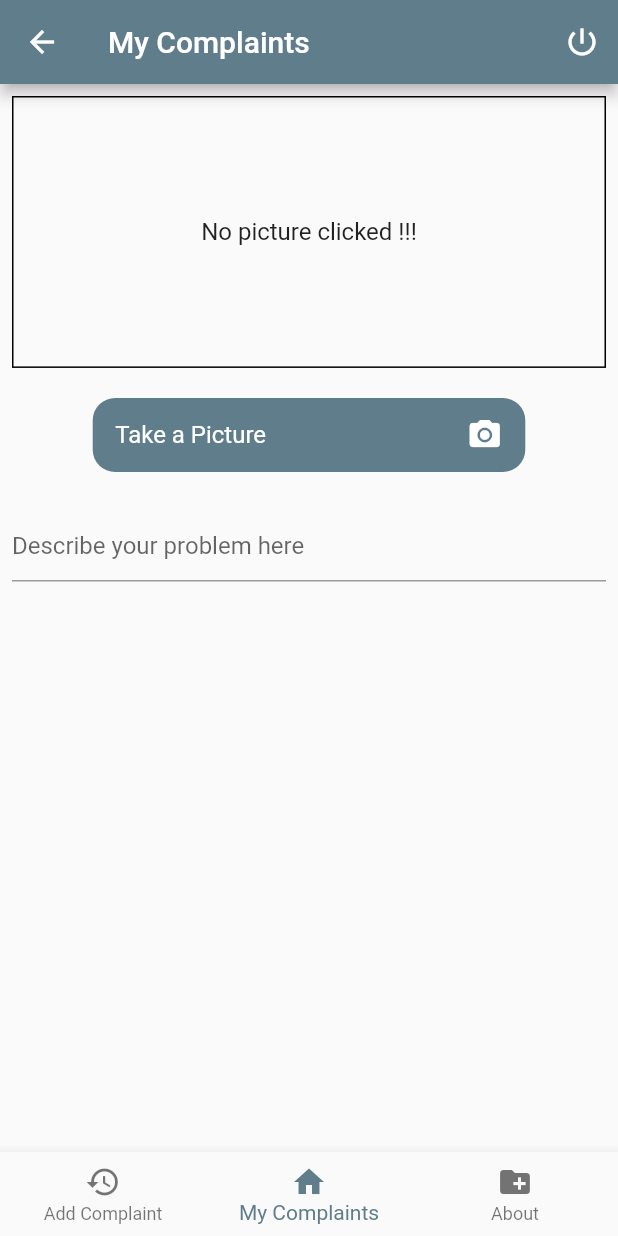
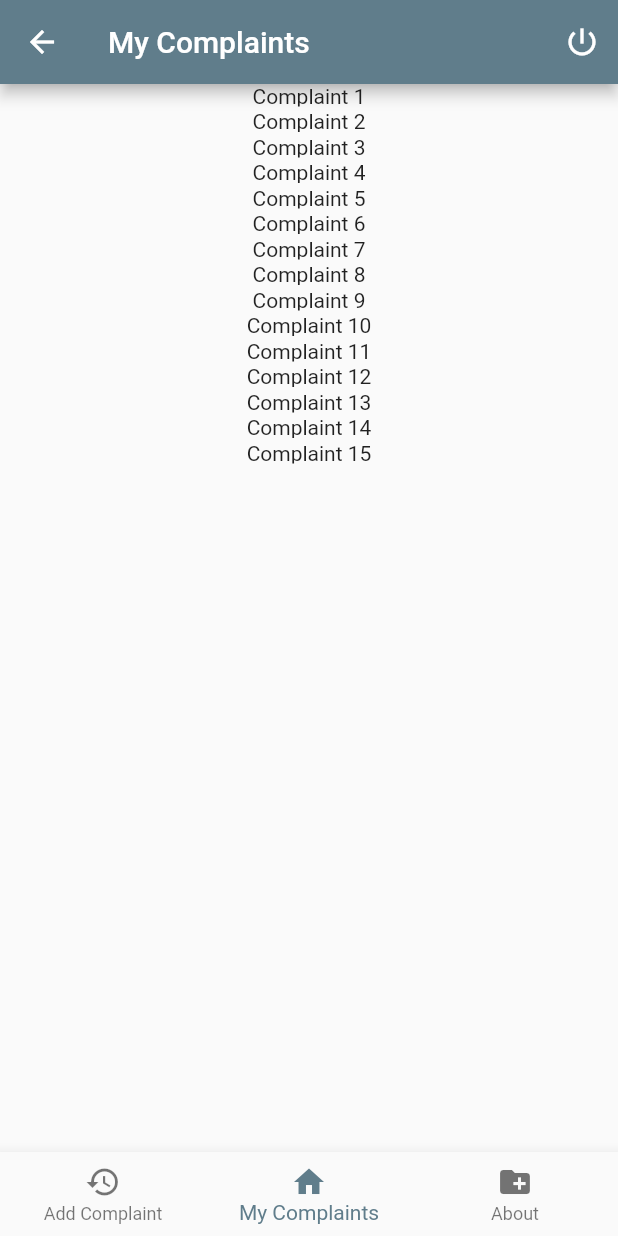
Before and after one commit to adityasharmaa/pothole, a Flutter app: the ScreenSelector screen opened by its route, on a phone screen of 412 x 824 dp. Run offline on Flutter 3.47's test engine with Material 2 defaults, Android fonts, the phone set to English and light mode, and no system bars; our stand-ins replace camera, cloud_firestore, firebase_auth, geolocator, google_maps_flutter; accounts and stored records are empty.

```diff
--- a/lib/screens/add_complaint.dart
+++ b/lib/screens/add_complaint.dart
@@ -104,7 +104,7 @@ class _AddComplaintState extends State<AddComplaint> {
               height: 5,
             ),
             Container(
-              height: _height * 0.15,
+              height: _height * 0.09,
               width: _width,
               // decoration:
               //     BoxDecoration(border: Border.all(color: Colors.black)),
@@ -113,7 +113,8 @@ class _AddComplaintState extends State<AddComplaint> {
 
               ),
             ),
-           // CustomGoogleMap.myGoogleMapItems("Map", context),
+           CustomGoogleMap(),
+
           ],
         ),
       ),
--- /dev/null
+++ b/lib/screens/mycomplaints.dart
@@ -0,0 +1,28 @@
+import 'package:flutter/material.dart';
+
+class MyComplaints extends StatelessWidget {
+  @override
+  Widget build(BuildContext context) {
+    return Scaffold(
+      body: LimitedBox(
+        maxHeight: MediaQuery.of(context).size.height,
+        maxWidth: MediaQuery.of(context).size.width,
+        child: ListView.separated(
+          itemCount: 15,
+          itemBuilder: (BuildContext context, int index) {
+            return Container(
+              height: 15,
+              child: Center(
+                child: Text("Complaint ${index + 1}",
+                    style: Theme.of(context).textTheme.body1),
+              ),
+            );
+          },
+          separatorBuilder: (BuildContext context, int index) {
+            return SizedBox(height: 2);
+          },
+        ),
+      ),
+    );
+  }
+}
--- a/lib/screens/screen_selector.dart
+++ b/lib/screens/screen_selector.dart
@@ -3,6 +3,7 @@ import 'package:pothole/helpers/firebase_auth.dart';
 import 'package:pothole/screens/about.dart';
 import 'package:pothole/screens/auth_screen.dart';
 import 'package:pothole/screens/add_complaint.dart';
+import 'package:pothole/screens/mycomplaints.dart';
 import 'add_complaint.dart';
 
 class ScreenSelector extends StatefulWidget {
@@ -46,7 +47,7 @@ class _ScreenSelectorState extends State<ScreenSelector> {
         controller: _pageController,
         children: <Widget>[
           AddComplaint(),
-          AddComplaint(),
+          MyComplaints(),
           About(),
         ],
       ),
--- a/pubspec.yaml
+++ b/pubspec.yaml
@@ -35,7 +35,7 @@ dev_dependencies:
   camera: ^0.5.7+2
   path:
   path_provider:
-  location: ^2.3.5
+  geolocator:
   google_maps_flutter: ^0.5.21+15
 
 
```
Also changed, not shown: lib/widgets/custom_google_map.dart (+56 -24 lines), pubspec.lock, 1 other file.
